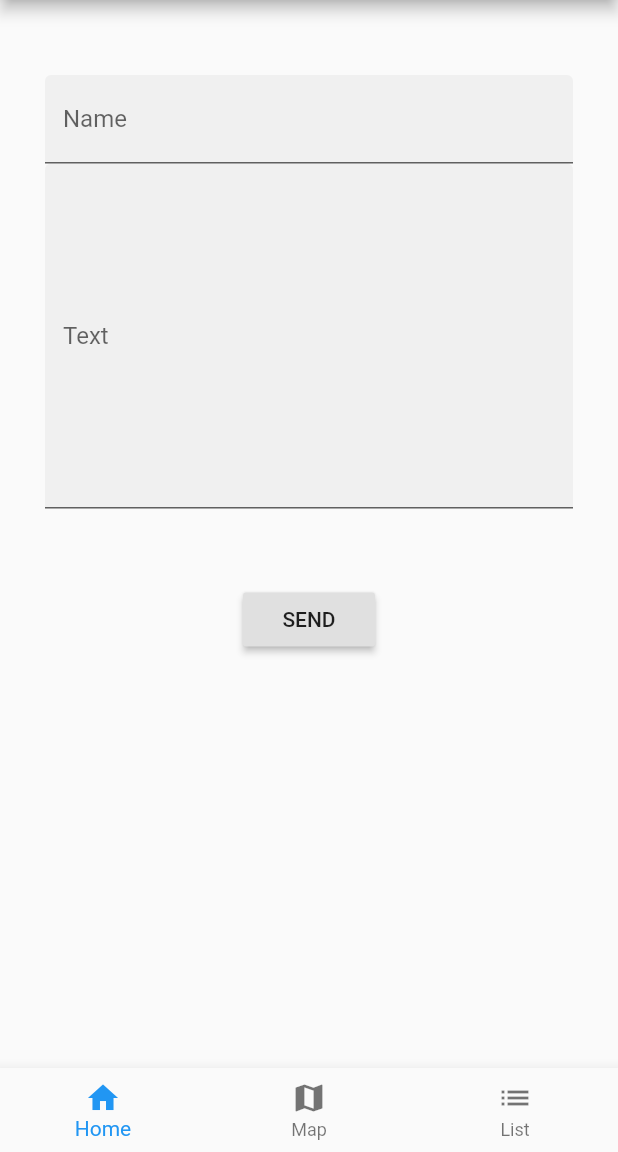
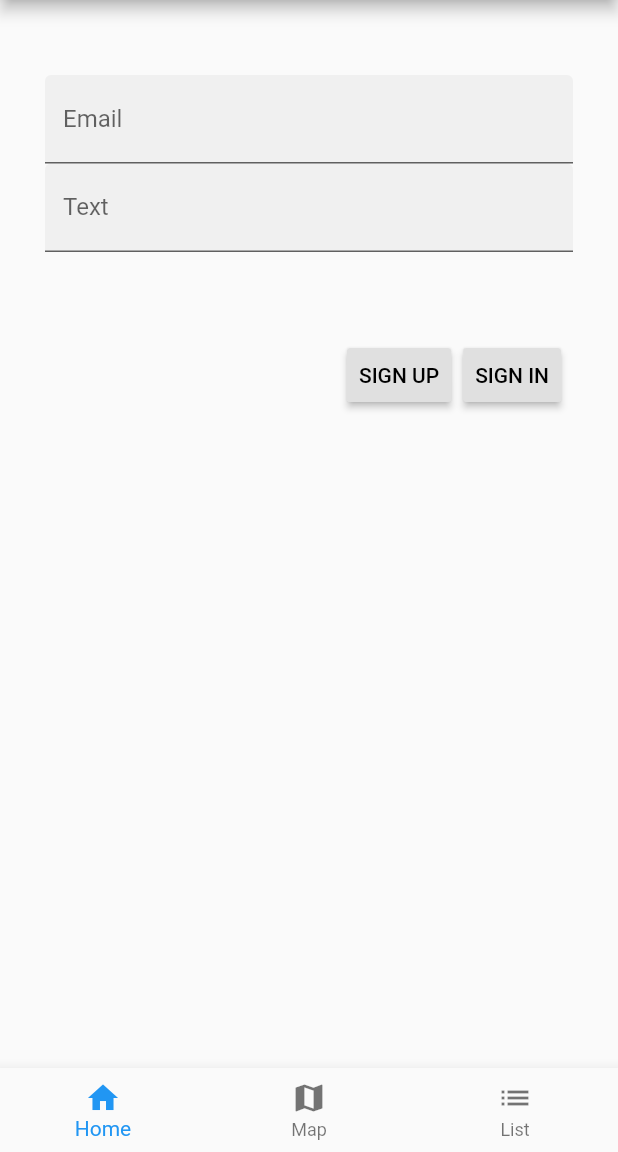
Before and after one commit to antsher/subway_stations_flutter, a Flutter app: the screen it shows after launch, on a phone screen of 412 x 824 dp, the part 84-1236 px from its top. Run offline on Flutter 3.47's test engine with Material 2 defaults, Android fonts, the phone set to English and light mode, and no system bars; our stand-ins replace cloud_firestore, firebase_auth, geolocator, google_maps_flutter, google_sign_in, tuple; missing offline and left inert: simple_permissions; accounts and stored records are empty; statements that could not run were skipped.

```diff
--- a/lib/home/model.dart
+++ b/lib/home/model.dart
@@ -1,10 +1,32 @@
 import 'package:cloud_firestore/cloud_firestore.dart';
+import 'package:firebase_auth/firebase_auth.dart';
+import 'package:google_sign_in/google_sign_in.dart';
 import 'package:subway_stations/home/entities.dart';
 
 const String MESSAGE_COLLECTION = 'messages';
+
+final _auth = FirebaseAuth.instance;
+final _googleSignIn = GoogleSignIn();
 
 Future<String> sendMessage(Message message) async => await Firestore.instance
     .collection(MESSAGE_COLLECTION)
     .add({'name': message.name, 'text': message.text})
     .then((value) => Future.value('Success ${value.toString()}'))
     .catchError((error) => Future.value(error.toString()));
+
+Future<FirebaseUser> signInWithGoogle() async {
+  final googleSignInAccount = await _googleSignIn.signIn();
+  final googleSignInAuthentication = await googleSignInAccount.authentication;
+  return await _auth.signInWithGoogle(
+      idToken: googleSignInAuthentication.idToken,
+      accessToken: googleSignInAuthentication.accessToken);
+}
+
+Future<FirebaseUser> signInWithEmailAndPassword(
+        String email, String password) async =>
+    await _auth.signInWithEmailAndPassword(email: email, password: password);
+
+Future<FirebaseUser> signUpWithEmailAndPassword(
+        String email, String password) async =>
+    await _auth.createUserWithEmailAndPassword(
+        email: email, password: password);
--- a/lib/home/view.dart
+++ b/lib/home/view.dart
@@ -1,5 +1,4 @@
 import 'package:flutter/material.dart';
-import 'package:subway_stations/home/entities.dart';
 import 'package:subway_stations/home/model.dart' as model;
 
 class Home extends StatefulWidget {
@@ -11,26 +10,25 @@ class HomeState extends State<Home> {
   @override
   Widget build(BuildContext context) {
     final _textFocus = FocusNode();
-    final _nameController = TextEditingController();
-    final _textController = TextEditingController();
+    final _emailController = TextEditingController();
+    final _passwordController = TextEditingController();
     return Padding(
       padding: EdgeInsets.fromLTRB(30, 50, 30, 0),
       child: ListView(
         children: <Widget>[
           TextField(
-              controller: _nameController,
+              controller: _emailController,
               decoration: InputDecoration(
                 filled: true,
-                labelText: 'Name',
+                labelText: 'Email',
               ),
               onSubmitted: (String value) {
                 FocusScope.of(context).requestFocus(_textFocus);
               }),
           TextField(
-            controller: _textController,
+            controller: _passwordController,
             focusNode: _textFocus,
-            keyboardType: TextInputType.multiline,
-            maxLines: 10,
+            obscureText: true,
             decoration: InputDecoration(
               filled: true,
               labelText: 'Text',
@@ -38,15 +36,23 @@ class HomeState extends State<Home> {
           ),
           Padding(
             padding: EdgeInsets.fromLTRB(0, 50, 0, 0),
-            child: Align(
-              alignment: Alignment.topCenter,
-              child: RaisedButton(
-                child: Text('SEND'),
-                onPressed: () {
-                  model.sendMessage(
-                      Message(_nameController.text, _textController.text));
-                },
-              ),
+            child: ButtonBar(
+              children: <Widget>[
+                RaisedButton(
+                  child: Text('SIGN UP'),
+                  onPressed: () {
+                    model.signUpWithEmailAndPassword(
+                        _emailController.text, _passwordController.text);
+                  },
+                ),
+                RaisedButton(
+                  child: Text('SIGN IN'),
+                  onPressed: () {
+                    model.signInWithEmailAndPassword(
+                        _emailController.text, _passwordController.text);
+                  },
+                ),
+              ],
             ),
           )
         ],
--- a/pubspec.yaml
+++ b/pubspec.yaml
@@ -14,6 +14,8 @@ dependencies:
   tuple: ^1.0.2
   simple_permissions: ^0.1.9
   google_maps_flutter: ^0.0.3+3
+  firebase_auth: ^0.6.6
+  google_sign_in: ^3.2.4
 
   flutter:
     sdk: flutter
```
